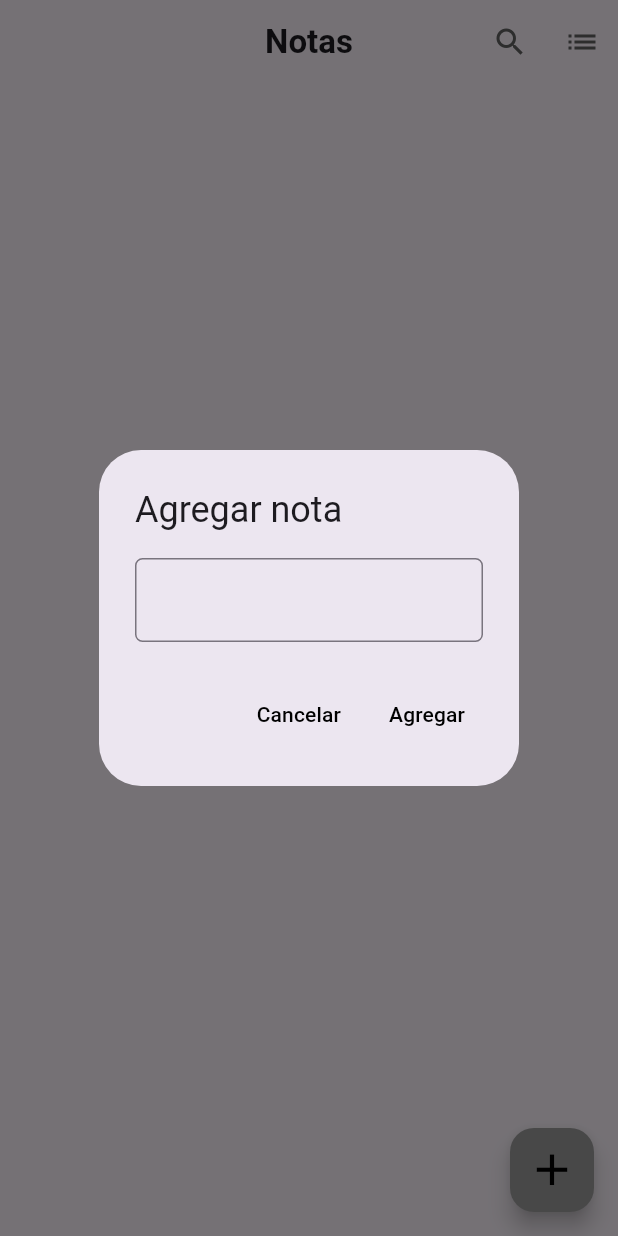
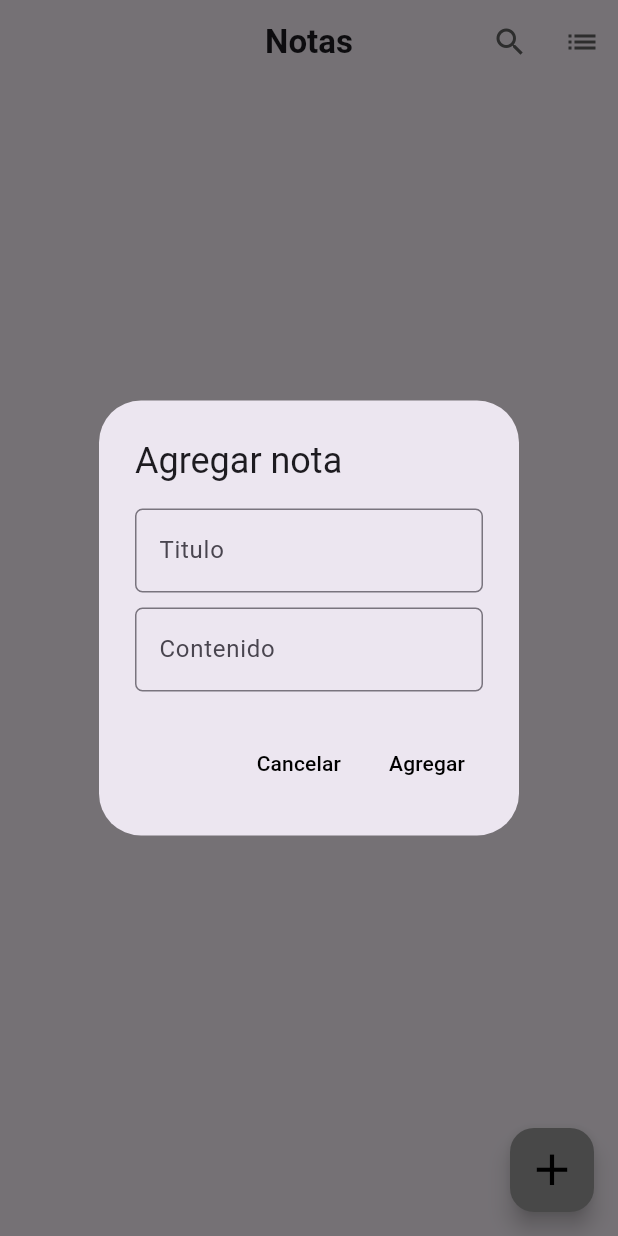
Before and after one commit to FadriqueMolina/notes_app, a Flutter app: the screen it shows after launch, after a tap on the "add" icon, on a phone screen of 412 x 824 dp. Run offline on Flutter 3.47's test engine with Material 3 defaults, Android fonts, the phone set to English and light mode, and no system bars.

Commit message:
Adding notes

```diff
--- a/lib/presentation/screens/home_page.dart
+++ b/lib/presentation/screens/home_page.dart
@@ -1,5 +1,7 @@
 import 'package:flutter/material.dart';
+import 'package:notes_app/business/models/note_model.dart';
 import 'package:notes_app/business/providers/notes_provider.dart';
+import 'package:notes_app/presentation/widgets/custom_text_field.dart';
 import 'package:provider/provider.dart';
 
 class HomePage extends StatelessWidget {
@@ -16,24 +18,44 @@ class HomePage extends StatelessWidget {
         centerTitle: true,
         actions: [
           IconButton(
-            onPressed: () {},
+            onPressed: () {
+              //TODO: Accion para abrir pagina para buscar notas
+            },
             icon: Icon(Icons.search, color: Colors.grey[700]),
           ),
           IconButton(
-            onPressed: () {},
+            onPressed: () {
+              //TODO: Accion para mostrar las notas en lista o en grid
+            },
             icon: const Icon(Icons.list),
             color: Colors.grey[700],
           ),
         ],
       ),
       body: Consumer<NotesProvider>(
+        //Esto es funcional porque muestra el texto o la lista de elementos, pero me gustaria alguna alternativa con mejor visibilidad, que se pueda leer mejor (Probablemente un builder)
         builder: (context, noteProvider, child) {
+          if (noteProvider.noteList.isEmpty) {
             return const Center(
               child: Text(
                 "Tu bandeja de notas esta vacia.",
                 style: TextStyle(fontWeight: FontWeight.bold),
               ),
             );
+          } else {
+            return Center(
+              child: ListView.builder(
+                itemCount: noteProvider.noteList.length,
+                itemBuilder: (context, index) {
+                  final note = noteProvider.noteList[index];
+                  return ListTile(
+                    title: Text(note.title),
+                    subtitle: Text(note.content),
+                  );
+                },
+              ),
+            );
+          }
         },
       ),
       floatingActionButton: FloatingActionButton(
@@ -48,17 +70,24 @@ class HomePage extends StatelessWidget {
 
   void showAddNoteDialog(BuildContext context) {
     final notesProvider = Provider.of<NotesProvider>(context, listen: false);
+    final TextEditingController titleController = TextEditingController();
+    final TextEditingController contentController = TextEditingController();
+    //TODO: Crear un form para validar las entradas para el titulo y el contenido
     showDialog(
       context: context,
       builder:
           (context) => AlertDialog(
             title: const Text("Agregar nota"),
-            content: TextField(
-              decoration: InputDecoration(
-                border: OutlineInputBorder(
-                  borderRadius: BorderRadius.circular(5),
+            content: Column(
+              mainAxisSize: MainAxisSize.min,
+              children: [
+                CustomTextField(hint: "Titulo", controller: titleController),
+                SizedBox(height: 10),
+                CustomTextField(
+                  hint: "Contenido",
+                  controller: contentController,
                 ),
-              ),
+              ],
             ),
             actions: [
               TextButton(
@@ -72,6 +101,13 @@ class HomePage extends StatelessWidget {
               ),
               TextButton(
                 onPressed: () {
+                  Note noteToAdd = Note(
+                    id: DateTime.now().toString(),
+                    title: titleController.text,
+                    content: contentController.text,
+                    lastEdited: DateTime.now(),
+                  );
+                  notesProvider.addNote(noteToAdd);
                   Navigator.pop(context);
                 },
                 child: const Text(
--- /dev/null
+++ b/lib/presentation/widgets/custom_text_field.dart
@@ -0,0 +1,27 @@
+import 'package:flutter/material.dart';
+
+class CustomTextField extends StatefulWidget {
+  final String hint;
+  final TextEditingController controller;
+  const CustomTextField({
+    super.key,
+    required this.hint,
+    required this.controller,
+  });
+
+  @override
+  State<CustomTextField> createState() => _CustomTextFieldState();
+}
+
+class _CustomTextFieldState extends State<CustomTextField> {
+  @override
+  Widget build(BuildContext context) {
+    return TextField(
+      controller: widget.controller,
+      decoration: InputDecoration(
+        hintText: widget.hint,
+        border: OutlineInputBorder(borderRadius: BorderRadius.circular(5)),
+      ),
+    );
+  }
+}
```
Lines whose indentation alone changed are shown as unchanged.
